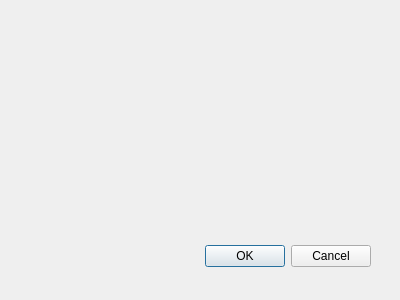
Qt form dialog.ui (aspirantip/SharedMemory) before a commit.
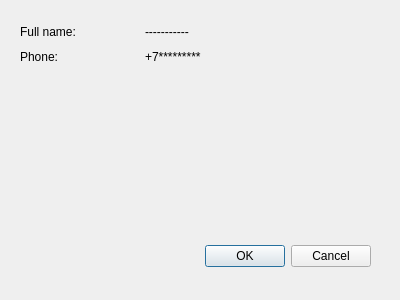
The same form after that commit.

Commit message:
Реализован необходимый графический интерфейс
Впростоте будем хранить: имя, фамилию и номер телефона.

What changed in the file:
```diff
--- a/dialog.ui
+++ b/dialog.ui
@@ -31,6 +31,58 @@
     <set>QDialogButtonBox::Cancel|QDialogButtonBox::Ok</set>
    </property>
   </widget>
+  <widget class="QWidget" name="">
+   <property name="geometry">
+    <rect>
+     <x>20</x>
+     <y>20</y>
+     <width>181</width>
+     <height>51</height>
+    </rect>
+   </property>
+   <layout class="QGridLayout" name="gridLayout">
+    <item row="0" column="0">
+     <widget class="QLabel" name="label">
+      <property name="text">
+       <string>Full name:</string>
+      </property>
+     </widget>
+    </item>
+    <item row="0" column="1">
+     <widget class="QLabel" name="lblFullName">
+      <property name="sizePolicy">
+       <sizepolicy hsizetype="Fixed" vsizetype="Fixed">
+        <horstretch>0</horstretch>
+        <verstretch>0</verstretch>
+       </sizepolicy>
+      </property>
+      <property name="text">
+       <string>-----------</string>
+      </property>
+     </widget>
+    </item>
+    <item row="1" column="0">
+     <widget class="QLabel" name="label_2">
+      <property name="text">
+       <string>Phone:</string>
+      </property>
+     </widget>
+    </item>
+    <item row="1" column="1">
+     <widget class="QLabel" name="lblPhone">
+      <property name="sizePolicy">
+       <sizepolicy hsizetype="Fixed" vsizetype="Fixed">
+        <horstretch>0</horstretch>
+        <verstretch>0</verstretch>
+       </sizepolicy>
+      </property>
+      <property name="text">
+       <string>+7*********</string>
+      </property>
+     </widget>
+    </item>
+   </layout>
+  </widget>
  </widget>
  <pixmapfunction/>
  <resources/>
```
Left out of the diff: 5 changed lines with no effect on the pictures. The commit also changes 1 other file.
